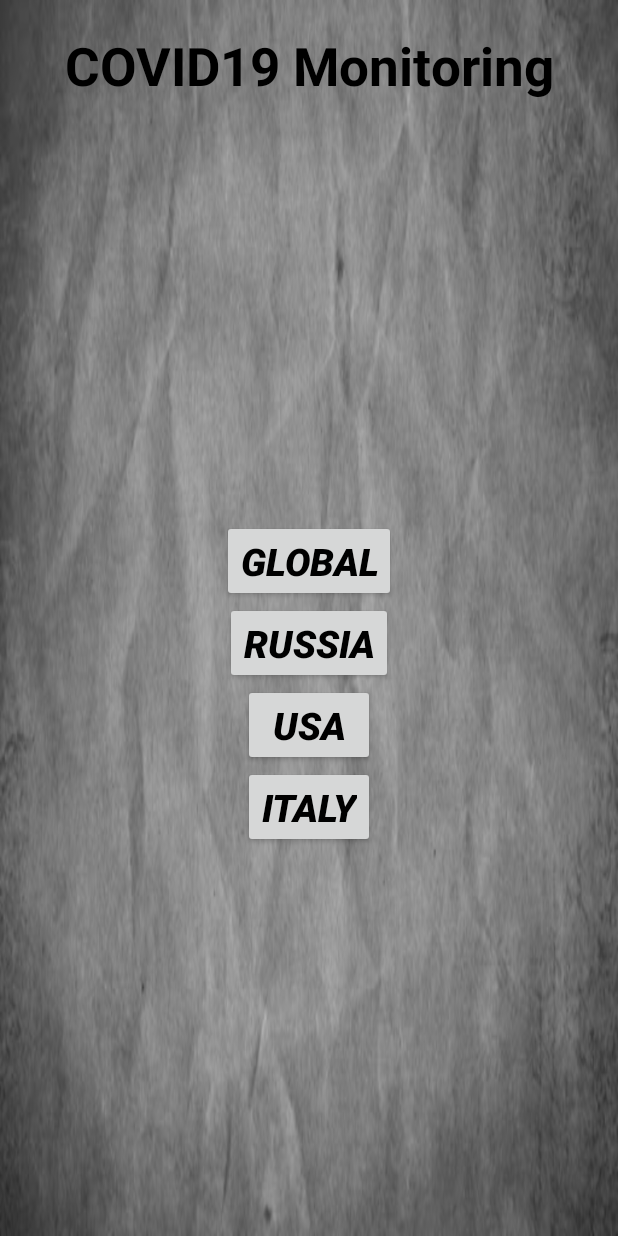
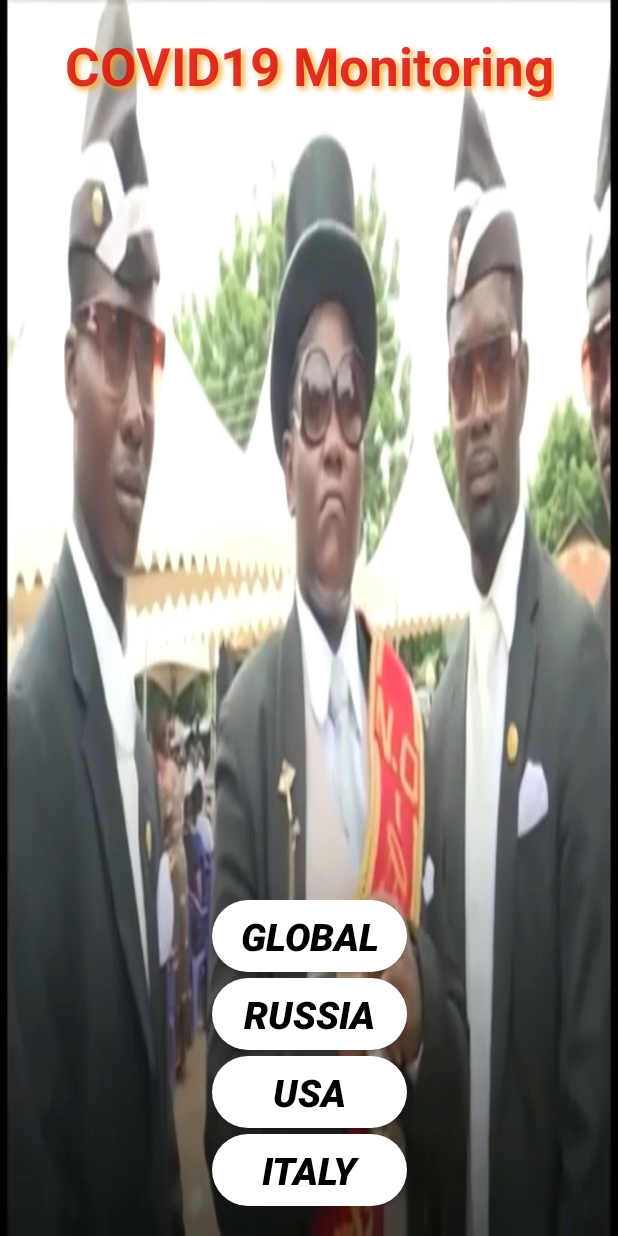
Before and after one commit to AlexxChanov/CovidMonitoring, an Android app: the screen it shows after launch (MainActivity), on a phone screen of 412 x 824 dp. Run offline under Robolectric (Android 15) with nearby library versions, the phone set to English and light mode, and no system bars.

Commit message:
added music,customized button background,errors with bundle are fixed

```diff
--- a/app/src/main/java/com/example/covidmonitoring/ui/MainActivity.kt
+++ b/app/src/main/java/com/example/covidmonitoring/ui/MainActivity.kt
@@ -4,14 +4,14 @@ import android.os.Bundle
 import androidx.appcompat.app.AppCompatActivity
 import com.example.covidmonitoring.R
 
-class MainActivity : AppCompatActivity(){
+class MainActivity : AppCompatActivity() {
 
     override fun onCreate(savedInstanceState: Bundle?) {
         super.onCreate(savedInstanceState)
         setContentView(R.layout.activity_main)
 
         supportFragmentManager.beginTransaction()
-            .add(R.id.navHost,NavFragment())
+            .add(R.id.navHost, NavFragment())
             .commit()
 
     }
--- /dev/null
+++ b/app/src/main/res/drawable/button_background.xml
@@ -0,0 +1,51 @@
+<?xml version="1.0" encoding="utf-8"?>
+<selector xmlns:android="http://schemas.android.com/apk/res/android">
+
+    <item
+        android:state_pressed="false">
+
+        <shape
+            android:shape="rectangle"
+            >
+            <solid
+                android:color="#fff"
+                />
+
+            <corners
+                android:radius="80dp"
+                />
+            <padding
+                android:bottom="4dp"
+                android:top="4dp"
+                android:left="4dp"
+                android:right="4dp"
+                />
+
+        </shape>
+
+    </item>
+
+    <item
+        android:state_pressed="true">
+
+        <shape
+            android:shape="rectangle"
+            >
+            <solid
+                android:color="#4A4A4A"
+                />
+
+            <corners
+                android:radius="20dp"
+                />
+            <padding
+                android:bottom="4dp"
+                android:top="4dp"
+                android:left="4dp"
+                android:right="4dp"
+                />
+        </shape>
+
+    </item>
+
+</selector>
--- a/app/src/main/res/layout/activity_main.xml
+++ b/app/src/main/res/layout/activity_main.xml
@@ -5,7 +5,7 @@
     xmlns:tools="http://schemas.android.com/tools"
     android:layout_width="match_parent"
     android:layout_height="match_parent"
-    android:background="@drawable/unnamed"
+    android:background="@drawable/badassguy"
     tools:context=".ui.MainActivity">
 
     <TextView
@@ -14,7 +14,7 @@
         android:layout_height="wrap_content"
         android:layout_marginTop="20dp"
         android:text="@string/covid19_monitoring"
-        android:textColor="@android:color/black"
+        android:textColor="#CCD50909"
         android:textSize="35sp"
         android:textStyle="bold"
         app:layout_constraintEnd_toEndOf="parent"
@@ -22,15 +22,20 @@
         app:layout_constraintTop_toTopOf="parent"
         android:background="?selectableItemBackground"
         android:clickable="true"
-        android:focusable="true"/>
+        android:focusable="true"
+        android:shadowColor="#F4A32B"
+        android:shadowDx="3"
+        android:shadowDy="3"
+        android:shadowRadius="5"/>
 
 
     <FrameLayout
         android:id="@+id/navHost"
-        android:layout_marginTop="20dp"
         android:layout_width="match_parent"
-        android:layout_height="0dp"
-        app:layout_constraintTop_toBottomOf="@id/title"
+        android:layout_height="match_parent"
+        app:layout_constraintTop_toBottomOf="parent"
+        app:layout_constraintStart_toStartOf="parent"
+        app:layout_constraintEnd_toEndOf="parent"
         app:layout_constraintBottom_toBottomOf="parent"
         />
 
--- a/app/src/main/res/layout/fragment_navigation.xml
+++ b/app/src/main/res/layout/fragment_navigation.xml
@@ -3,7 +3,8 @@
     android:layout_width="match_parent"
     android:layout_height="match_parent"
     xmlns:tools="http://schemas.android.com/tools"
-    xmlns:app="http://schemas.android.com/apk/res-auto">
+    xmlns:app="http://schemas.android.com/apk/res-auto"
+    >
 
     <LinearLayout
         android:id="@+id/data"
@@ -14,37 +15,45 @@
         app:layout_constraintBottom_toBottomOf="parent"
         app:layout_constraintEnd_toEndOf="parent"
         app:layout_constraintStart_toStartOf="parent"
-        app:layout_constraintTop_toTopOf="parent"
+        android:layout_marginBottom="20dp"
         >
 
         <Button
             android:id="@+id/btnGlobalData"
-            android:layout_width="wrap_content"
+            android:background="@drawable/button_background"
+            android:layout_width="130dp"
             android:layout_height="wrap_content"
             android:textColor="@android:color/black"
             android:textSize="25sp"
             android:textStyle="bold|italic"
-            android:text="Global" />
+            android:text="Global"
+            android:layout_marginBottom="4dp"
+            />
 
         <Button
             android:id="@+id/btnRussiaData"
-            android:layout_width="wrap_content"
+            android:background="@drawable/button_background"
+            android:layout_width="130dp"
             android:layout_height="wrap_content"
             android:textColor="@android:color/black"
             android:textSize="25sp"
             android:textStyle="bold|italic"
-            android:text="Russia" />
+            android:text="Russia"
+            android:layout_marginBottom="4dp"/>
         <Button
             android:id="@+id/btnUSAData"
-            android:layout_width="wrap_content"
+            android:background="@drawable/button_background"
+            android:layout_width="130dp"
             android:layout_height="wrap_content"
             android:textColor="@android:color/black"
             android:textSize="25sp"
             android:textStyle="bold|italic"
-            android:text="USA" />
+            android:text="USA"
+            android:layout_marginBottom="4dp"/>
         <Button
             android:id="@+id/btnItalyData"
-            android:layout_width="wrap_content"
+            android:background="@drawable/button_background"
+            android:layout_width="130dp"
             android:layout_height="wrap_content"
             android:textColor="@android:color/black"
             android:textSize="25sp"
```
Also changed, not shown: app/src/main/java/com/example/covidmonitoring/ui/CountryDataFragment.kt (+19 -18 lines), app/src/main/java/com/example/covidmonitoring/ui/GlobalFragment.kt (+8 -5 lines), app/src/main/java/com/example/covidmonitoring/ui/NavFragment.kt (+43 -12 lines), app/src/main/res/layout/fragment_country_data.xml (+11 -2 lines), app/src/main/res/layout/fragment_global.xml (+22 -8 lines), app/src/main/res/drawable/badassguy.jpeg (added), app/src/main/res/drawable/minimalism.jpg (added), app/src/main/res/drawable/niggas_coffin.jpg (added), app/src/main/res/drawable/virus.jpg (added).
